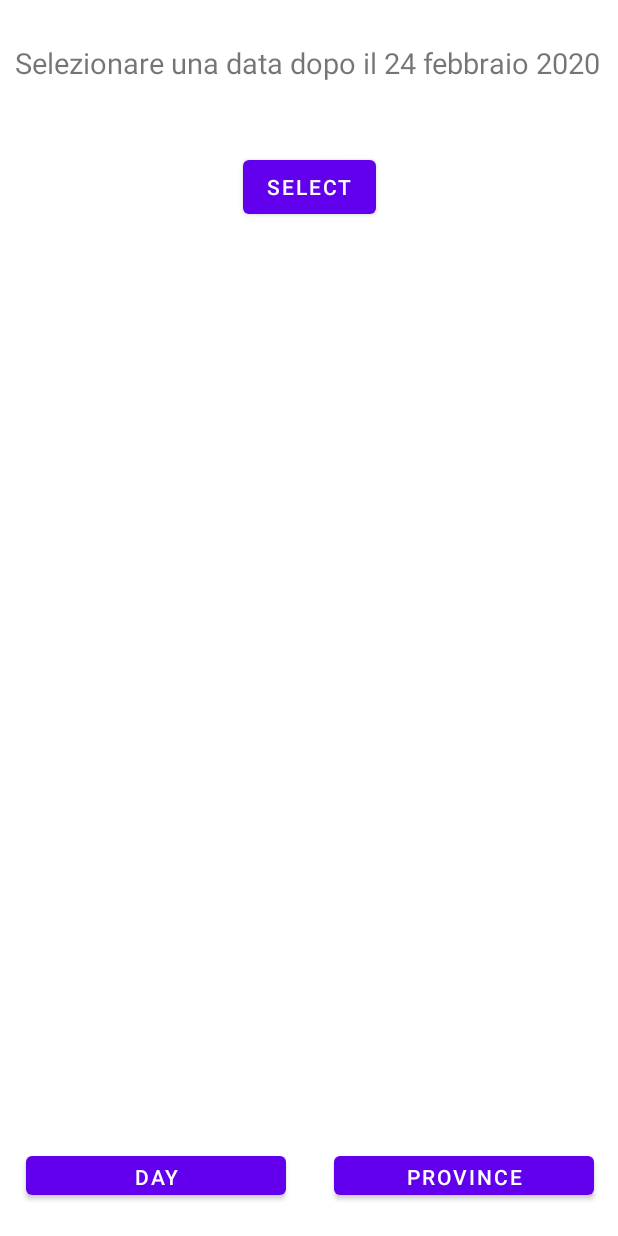
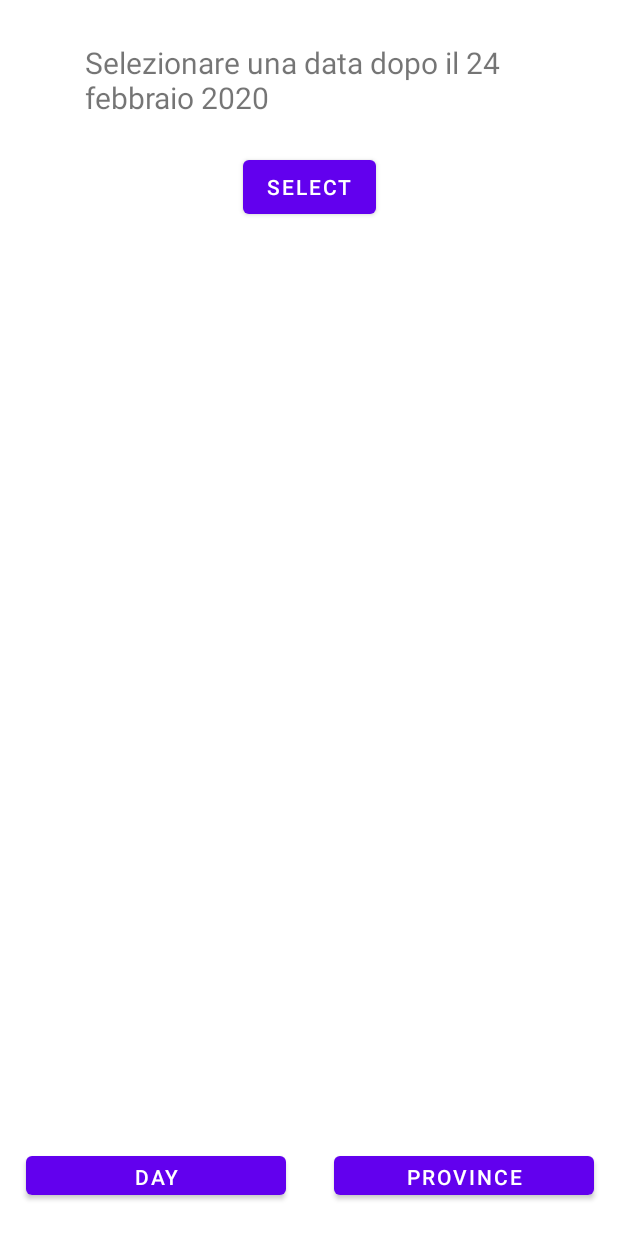
Before and after one commit to CCCorrado/CovidStats, an Android app: the GiornoActivity screen opened directly, with no data from a screen before it, on a phone screen of 412 x 824 dp. Run offline under Robolectric (Android 15) with nearby library versions, the phone set to English and light mode, and no system bars.

Commit message:
Aggiunta immagine applicazione, rimozione dei toast ed ingrandimento testo e textview di 'Selezionare una data dopo il 24 febbraio 2020'

```diff
--- a/Civica/app/src/main/res/layout/activity_giorno.xml
+++ b/Civica/app/src/main/res/layout/activity_giorno.xml
@@ -57,15 +57,14 @@
 
     <TextView
         android:id="@+id/textView"
-        android:layout_width="402dp"
-        android:layout_height="44dp"
+        android:layout_width="299dp"
+        android:layout_height="53dp"
         android:text="Selezionare una data dopo il 24 febbraio 2020"
-        android:textSize="19sp"
+        android:textSize="20sp"
         app:layout_constraintBottom_toBottomOf="parent"
         app:layout_constraintEnd_toEndOf="parent"
-        app:layout_constraintHorizontal_bias="1.0"
         app:layout_constraintStart_toStartOf="parent"
         app:layout_constraintTop_toTopOf="parent"
-        app:layout_constraintVertical_bias="0.037" />
+        app:layout_constraintVertical_bias="0.036" />
 
 </androidx.constraintlayout.widget.ConstraintLayout>
```
